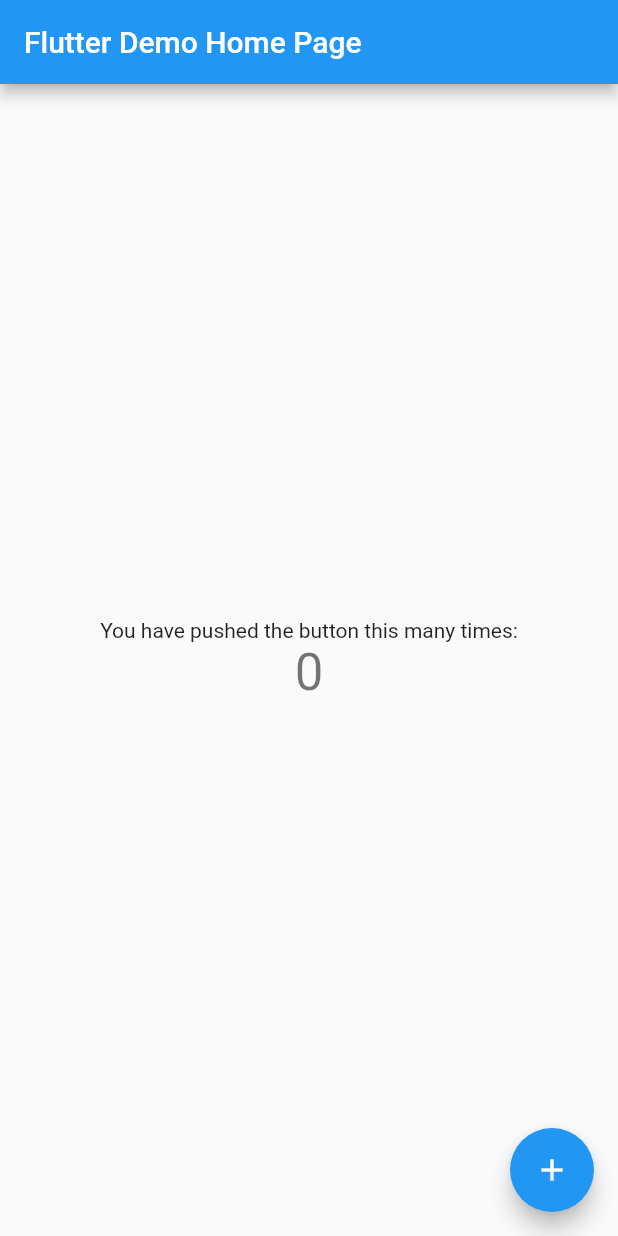
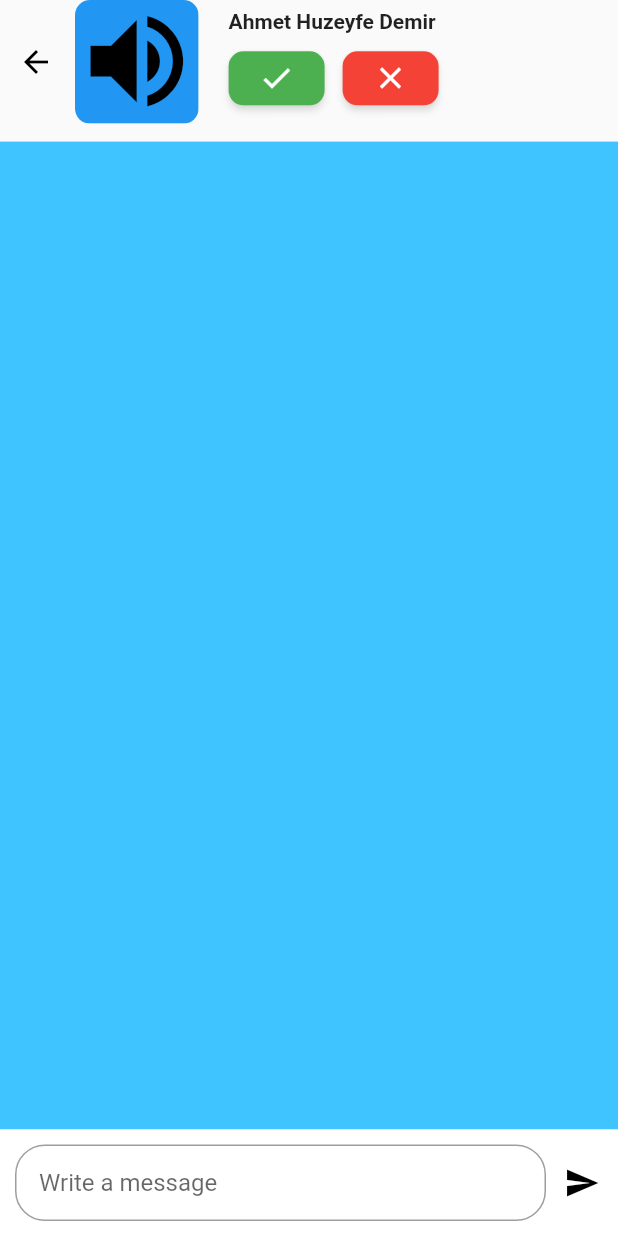
Before and after one commit to EnverUsta/Guidance, a Flutter app: the screen it shows after launch, on a phone screen of 412 x 824 dp. Run offline on Flutter 3.47's test engine with Material 2 defaults, Android fonts, the phone set to English and light mode, and no system bars.

Commit message:
text box and upper_bar added

```diff
--- a/lib/main.dart
+++ b/lib/main.dart
@@ -1,4 +1,5 @@
 import 'package:flutter/material.dart';
+import 'package:guidance/src/screens/chat_page.dart';
 
 void main() {
   runApp(const MyApp());
@@ -11,20 +12,8 @@ class MyApp extends StatelessWidget {
   @override
   Widget build(BuildContext context) {
     return MaterialApp(
-      title: 'Flutter Demo',
-      theme: ThemeData(
-        // This is the theme of your application.
-        //
-        // Try running your application with "flutter run". You'll see the
-        // application has a blue toolbar. Then, without quitting the app, try
-        // changing the primarySwatch below to Colors.green and then invoke
-        // "hot reload" (press "r" in the console where you ran "flutter run",
-        // or simply save your changes to "hot reload" in a Flutter IDE).
-        // Notice that the counter didn't reset back to zero; the application
-        // is not restarted.
-        primarySwatch: Colors.blue,
-      ),
-      home: const MyHomePage(title: 'Flutter Demo Home Page'),
+      title: 'Chat Page',
+      home: ChatPage(),
     );
   }
 }
--- /dev/null
+++ b/lib/src/screens/chat_page.dart
@@ -0,0 +1,196 @@
+import 'package:flutter/material.dart';
+
+class ChatPage extends StatefulWidget {
+  const ChatPage({Key? key}) : super(key: key);
+
+  @override
+  State<ChatPage> createState() => _ChatPageState();
+}
+
+class _ChatPageState extends State<ChatPage> {
+  int dealStatus = 0;
+  late String message = "";
+  @override
+  Widget build(BuildContext context) {
+    //var screenSize = MediaQuery.of(context).size;
+    return Scaffold(
+      /*appBar: AppBar(
+          title: Text("Plan Your Trip"),
+        ),*/
+      body: SafeArea(
+        child: Container(
+          margin: const EdgeInsets.all(0.0),
+          child: Column(
+            children: [
+              upperBarBuilder(),
+              const SizedBox(
+                height: 12,
+              ),
+              chatBodyBuilder(),
+              textBoxBuilder(),
+            ],
+          ),
+        ),
+      ),
+    );
+  }
+
+  Widget upperBarBuilder() {
+    return Container(
+      child: Row(
+        children: [
+          IconButton(
+            onPressed: () {
+              Navigator.pop(context);
+            },
+            icon: const Icon(
+              Icons.arrow_back,
+              color: Colors.black,
+            ),
+          ),
+          const SizedBox(
+            width: 2,
+          ),
+          SizedBox(
+            child: ClipRRect(
+              borderRadius: BorderRadius.circular(10.0),
+              child: Container(
+                color: Colors.blue,
+                child: Icon(Icons.volume_up,
+                    color: Colors.black,
+                    size: MediaQuery.of(context).size.height * 0.10), //change with profile photo
+              ),
+            ),
+          ),
+          const SizedBox(
+            width: 20,
+          ),
+          Column(
+            crossAxisAlignment: CrossAxisAlignment.start,
+            mainAxisAlignment: MainAxisAlignment.center,
+            children: [
+              Text(
+                "Ahmet Huzeyfe Demir",
+                style: TextStyle(fontWeight: FontWeight.bold),
+              ),
+              const SizedBox(
+                height: 6,
+              ),
+              Row(
+                children: [
+                  ElevatedButton(
+                    onPressed: () {},
+                    style: ElevatedButton.styleFrom(
+                      shadowColor: Colors.white,
+                      primary: Colors.green,
+                      shape: RoundedRectangleBorder(
+                        borderRadius: BorderRadius.circular(10.0),
+                      ),
+                    ),
+                    child: Icon(
+                      Icons.check,
+                      color: Colors.white,
+                    ),
+                  ),
+                  const SizedBox(
+                    width: 12,
+                  ),
+                  ElevatedButton(
+                    onPressed: () {},
+                    style: ElevatedButton.styleFrom(
+                      shadowColor: Colors.white,
+                      primary: Colors.red,
+                      shape: RoundedRectangleBorder(
+                        borderRadius: BorderRadius.circular(10.0),
+                      ),
+                    ),
+                    child: Icon(
+                      Icons.close,
+                      color: Colors.white,
+                    ),
+                  ),
+                ],
+              ),
+            ],
+          ),
+        ],
+      ),
+    );
+  }
+
+  Widget chatBodyBuilder() {
+    return Expanded(
+      child: Container(
+        width: double.infinity,
+        color: Colors.lightBlueAccent,
+        child: Text(message),
+      ),
+    );
+  }
+
+  Widget textBoxBuilder() {
+    TextEditingController _messageController = TextEditingController();
+    return SizedBox(
+      //height: MediaQuery.of(context).size.height * 0.1,
+      child: Stack(
+        children: [
+          Align(
+            alignment: Alignment.bottomLeft,
+            child: Container(
+              padding: EdgeInsets.only(left: 10, bottom: 10, top: 10),
+              width: double.infinity,
+              color: Colors.white,
+              child: Row(
+                children: [
+                  Expanded(
+                    child: Container(
+                      alignment: Alignment.bottomLeft,
+                      //width: MediaQuery.of(context).size.width * 0.8,
+                      decoration: BoxDecoration(
+                          borderRadius: BorderRadius.circular(20),
+                          border: Border.all(
+                              width: 1,
+                              color: Colors.grey,
+                              style: BorderStyle.solid)),
+                      child: TextField(
+                        //keyboardType: TextInputType.text,
+                        textCapitalization: TextCapitalization.sentences,
+                        minLines: 1,
+                        maxLines: 5,
+                        controller: _messageController,
+                        decoration: InputDecoration(
+                            hintText: 'Write a message',
+                            contentPadding: EdgeInsets.all(15),
+                            border: InputBorder.none),
+                        //onChanged: (value) {},
+                      ),
+                    ),
+                  ),
+                  Container(
+                    child: IconButton(
+                      onPressed: () {
+                        //print(messageController.text); =
+                        _messageController.text =
+                            _messageController.text.trim();
+                        if (_messageController.text.isNotEmpty) {
+                          setState(() {
+                            message = _messageController.text;
+                          });
+                          _messageController.clear();
+                        }
+                      },
+                      icon: const Icon(
+                        Icons.send,
+                        color: Colors.black,
+                      ),
+                    ),
+                  ),
+                ],
+              ),
+            ),
+          ),
+        ],
+      ),
+    );
+  }
+}
```
Also changed, not shown: 1 other file.
